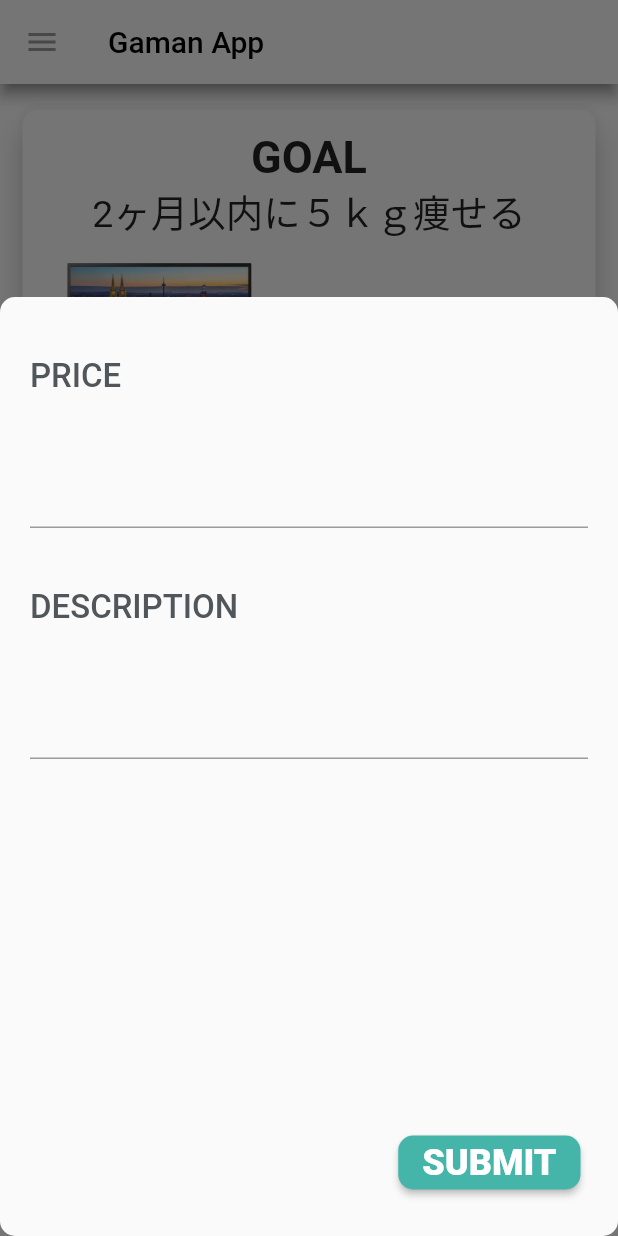
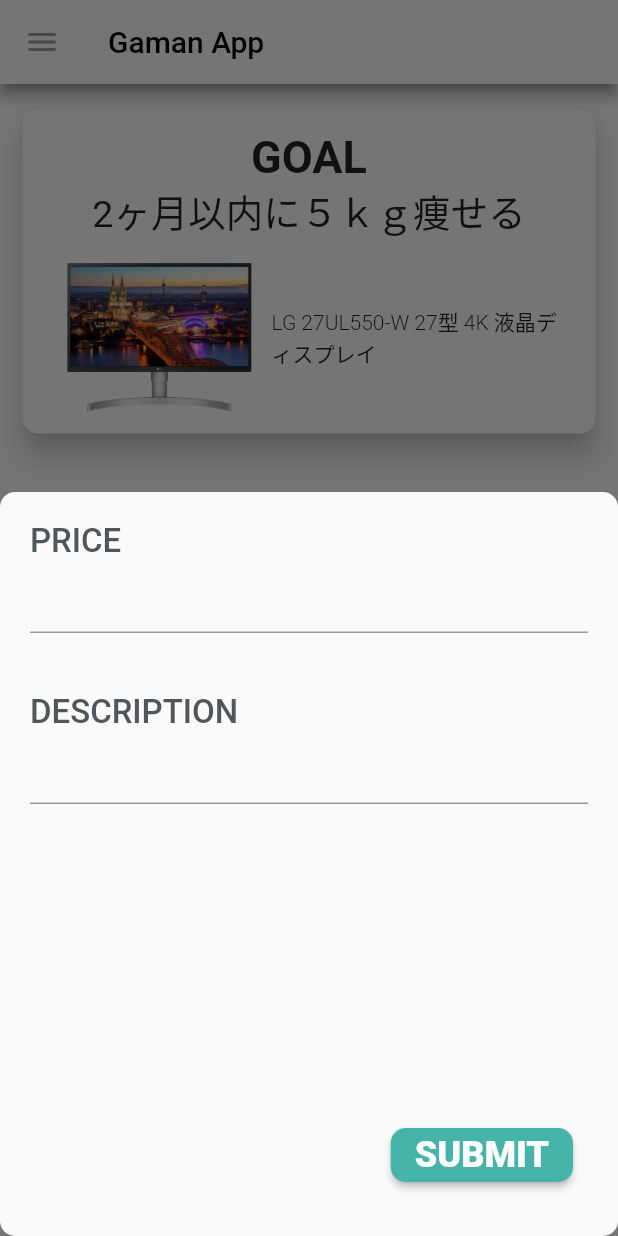
Before and after one commit to gaiax/my_gaman_app, a Flutter app: the screen it shows after launch, after a tap on "GAMAN", on a phone screen of 412 x 824 dp. Run offline on Flutter 3.47's test engine with Material 2 defaults, Android fonts, the phone set to English and light mode, and no system bars; our stand-ins replace cloud_firestore, firebase_auth, firebase_core, firebase_database; missing offline and left inert: wave_progress_widget; accounts and stored records are empty; Roboto replaces fonts that are missing (Yu Gothic).

Commit message:
書き方が冗長な部分を修正

```diff
--- a/lib/home.dart
+++ b/lib/home.dart
@@ -35,8 +35,8 @@ class _HomePageState extends State<HomePage> {
   var gaman_price;
   var gaman_text;
 
-  TextEditingController controller = new TextEditingController();
-  TextEditingController controller2 = new TextEditingController();
+  TextEditingController priceController = TextEditingController();
+  TextEditingController descriptionController = TextEditingController();
 
   @override
   Widget build(BuildContext context) {
@@ -138,7 +138,7 @@ class _HomePageState extends State<HomePage> {
                   ],
                 ),
               ),
-              Padding(padding: EdgeInsets.all(5.0)),
+              Padding(padding: EdgeInsets.all(12.0)),
               Stack(
                 alignment: Alignment.center,
                 children: <Widget>[
@@ -208,15 +208,14 @@ class _HomePageState extends State<HomePage> {
       shape: RoundedRectangleBorder(
         borderRadius: BorderRadius.circular(10),
       ),
-      builder: (BuildContext context) => Column(
-        mainAxisAlignment: MainAxisAlignment.start,
+      builder: (BuildContext context) => Container(
+        padding: EdgeInsets.all(20.0),
+        child: Column(
+          mainAxisAlignment: MainAxisAlignment.spaceEvenly,
           crossAxisAlignment: CrossAxisAlignment.start,
           mainAxisSize: MainAxisSize.min,
           children: <Widget>[
-          Padding(padding: EdgeInsets.all(10.0)),
-          Padding(
-            padding: EdgeInsets.all(20.0),
-            child: Text(
+            Text(
               'PRICE',
               style: TextStyle(
                 fontSize: 22.0,
@@ -224,21 +223,16 @@ class _HomePageState extends State<HomePage> {
                 color: shadow,
               ),
             ),
-          ),
-          Padding(
-            padding: EdgeInsets.all(20.0),
-            child: TextField(
-              controller: controller,
+            TextField(
+              controller: priceController,
               style: TextStyle(
                 fontSize: 20.0,
                 fontWeight: FontWeight.w400,
               ),
               keyboardType: TextInputType.number,
             ),
-          ),
-          Padding(
-            padding: EdgeInsets.all(20.0),
-            child: Text(
+            SizedBox(height: 40.0),
+            Text(
               'DESCRIPTION',
               style: TextStyle(
                 fontSize: 22.0,
@@ -246,22 +240,17 @@ class _HomePageState extends State<HomePage> {
                 color: shadow,
               ),
             ),
-          ),
-          Padding(
-            padding: EdgeInsets.all(20.0),
-            child: TextField(
-              controller: controller2,
+            TextField(
+              controller: descriptionController,
               style: TextStyle(
                 fontSize: 20.0,
                 fontWeight: FontWeight.w400,
               ),
             ),
-          ),
             Padding(padding: EdgeInsets.all(100.0),),
-          Align(
+            Container(
               alignment: Alignment.bottomRight,
-            child: Padding(
-              padding: EdgeInsets.all(25.0),
+              padding: EdgeInsets.all(10.0),
               child: RaisedButton(
                 child: Text(
                   'SUBMIT',
@@ -278,8 +267,8 @@ class _HomePageState extends State<HomePage> {
                 ),
               ),
             ),
+          ],
         ),
-        ],
       ),
     );
   }
@@ -287,13 +276,13 @@ class _HomePageState extends State<HomePage> {
   void submitPressed() {
     Navigator.pop(context);
     setState(() {
-      gaman_price = controller.text;
+      gaman_price = priceController.text;
       if ((saving + int.parse(gaman_price)) <= wantThingPrice) {
         saving += int.parse(gaman_price);
       }
-      gaman_text = controller2.text;
-      controller = new TextEditingController();
-      controller2 = new TextEditingController();
+      gaman_text = descriptionController.text;
+      priceController =TextEditingController();
+      descriptionController = TextEditingController();
     });
   }
 }
```
Lines whose indentation alone changed are shown as unchanged.
